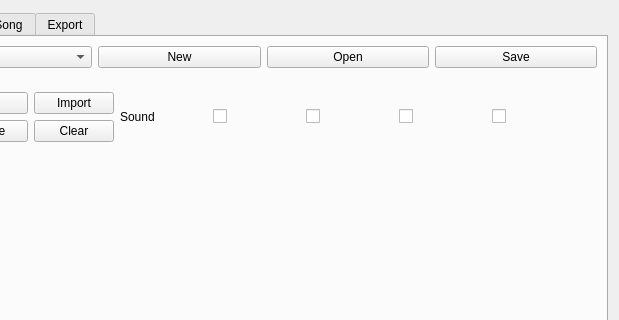
Above: ui/barwindow.ui from BdxMimo/project-bar before the change; both pictures show x 92 to 711 and y 0 to 320 of the 711 by 485 pixel window. Below: the same form after it.
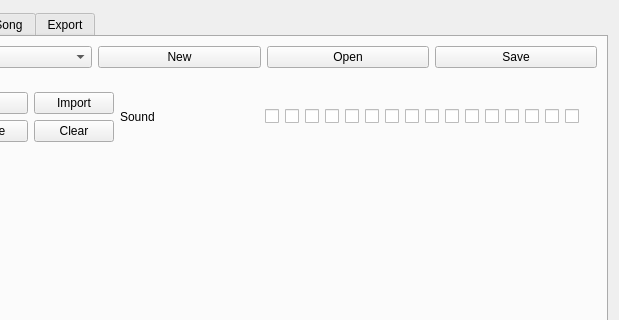
That is the form after the change.

Commit message: Sound Bar updated

```diff
--- a/ui/barwindow.ui
+++ b/ui/barwindow.ui
@@ -110,13 +110,181 @@
              </item>
              <item>
               <widget class="QLabel" name="label">
+               <property name="sizePolicy">
+                <sizepolicy hsizetype="MinimumExpanding" vsizetype="Preferred">
+                 <horstretch>0</horstretch>
+                 <verstretch>0</verstretch>
+                </sizepolicy>
+               </property>
                <property name="text">
                 <string>Sound</string>
                </property>
               </widget>
              </item>
+             <item>
+              <widget class="QCheckBox" name="checkBox_9">
+               <property name="sizePolicy">
+                <sizepolicy hsizetype="Fixed" vsizetype="Fixed">
+                 <horstretch>0</horstretch>
+                 <verstretch>0</verstretch>
+                </sizepolicy>
+               </property>
+               <property name="text">
+                <string/>
+               </property>
+              </widget>
+             </item>
+             <item>
+              <widget class="QCheckBox" name="checkBox_10">
+               <property name="sizePolicy">
+                <sizepolicy hsizetype="Fixed" vsizetype="Fixed">
+                 <horstretch>0</horstretch>
+                 <verstretch>0</verstretch>
+                </sizepolicy>
+               </property>
+               <property name="text">
+                <string/>
+               </property>
+              </widget>
+             </item>
+             <item>
+              <widget class="QCheckBox" name="checkBox_20">
+               <property name="sizePolicy">
+                <sizepolicy hsizetype="Fixed" vsizetype="Fixed">
+                 <horstretch>0</horstretch>
+                 <verstretch>0</verstretch>
+                </sizepolicy>
+               </property>
+               <property name="text">
+                <string/>
+               </property>
+              </widget>
+             </item>
+             <item>
+              <widget class="QCheckBox" name="checkBox_19">
+               <property name="sizePolicy">
+                <sizepolicy hsizetype="Fixed" vsizetype="Fixed">
+                 <horstretch>0</horstretch>
+                 <verstretch>0</verstretch>
+                </sizepolicy>
+               </property>
+               <property name="text">
+                <string/>
+               </property>
+              </widget>
+             </item>
+             <item>
+              <widget class="QCheckBox" name="checkBox_18">
+               <property name="sizePolicy">
+                <sizepolicy hsizetype="Fixed" vsizetype="Fixed">
+                 <horstretch>0</horstretch>
+                 <verstretch>0</verstretch>
+                </sizepolicy>
+               </property>
+               <property name="text">
+                <string/>
+               </property>
+              </widget>
+             </item>
+             <item>
+              <widget class="QCheckBox" name="checkBox_17">
+               <property name="sizePolicy">
+                <sizepolicy hsizetype="Fixed" vsizetype="Fixed">
+                 <horstretch>0</horstretch>
+                 <verstretch>0</verstretch>
+                </sizepolicy>
+               </property>
+               <property name="text">
+                <string/>
+               </property>
+              </widget>
+             </item>
+             <item>
+              <widget class="QCheckBox" name="checkBox_16">
+               <property name="sizePolicy">
+                <sizepolicy hsizetype="Fixed" vsizetype="Fixed">
+                 <horstretch>0</horstretch>
+                 <verstretch>0</verstretch>
+                </sizepolicy>
+               </property>
+               <property name="text">
+                <string/>
+               </property>
+              </widget>
+             </item>
+             <item>
+              <widget class="QCheckBox" name="checkBox_15">
+               <property name="sizePolicy">
+                <sizepolicy hsizetype="Fixed" vsizetype="Fixed">
+                 <horstretch>0</horstretch>
+                 <verstretch>0</verstretch>
+                </sizepolicy>
+               </property>
+               <property name="text">
+                <string/>
+               </property>
+              </widget>
+             </item>
+             <item>
+              <widget class="QCheckBox" name="checkBox_14">
+               <property name="sizePolicy">
+                <sizepolicy hsizetype="Fixed" vsizetype="Fixed">
+                 <horstretch>0</horstretch>
+                 <verstretch>0</verstretch>
+                </sizepolicy>
+               </property>
+               <property name="text">
+                <string/>
+               </property>
+              </widget>
+             </item>
+             <item>
+              <widget class="QCheckBox" name="checkBox_13">
+               <property name="sizePolicy">
+                <sizepolicy hsizetype="Fixed" vsizetype="Fixed">
+                 <horstretch>0</horstretch>
+                 <verstretch>0</verstretch>
+                </sizepolicy>
+               </property>
+               <property name="text">
+                <string/>
+               </property>
+              </widget>
+             </item>
+             <item>
+              <widget class="QCheckBox" name="checkBox_12">
+               <property name="sizePolicy">
+                <sizepolicy hsizetype="Fixed" vsizetype="Fixed">
+                 <horstretch>0</horstretch>
+                 <verstretch>0</verstretch>
+                </sizepolicy>
+               </property>
+               <property name="text">
+                <string/>
+               </property>
+              </widget>
+             </item>
+             <item>
+              <widget class="QCheckBox" name="checkBox_11">
+               <property name="sizePolicy">
+                <sizepolicy hsizetype="Fixed" vsizetype="Fixed">
+                 <horstretch>0</horstretch>
+                 <verstretch>0</verstretch>
+                </sizepolicy>
+               </property>
+               <property name="text">
+                <string/>
+               </property>
+              </widget>
+             </item>
              <item>
               <widget class="QCheckBox" name="checkBox">
+               <property name="sizePolicy">
+                <sizepolicy hsizetype="Fixed" vsizetype="Fixed">
+                 <horstretch>0</horstretch>
+                 <verstretch>0</verstretch>
+                </sizepolicy>
+               </property>
                <property name="text">
                 <string/>
                </property>
@@ -124,6 +292,12 @@
              </item>
              <item>
               <widget class="QCheckBox" name="checkBox_2">
+               <property name="sizePolicy">
+                <sizepolicy hsizetype="Fixed" vsizetype="Fixed">
+                 <horstretch>0</horstretch>
+                 <verstretch>0</verstretch>
+                </sizepolicy>
+               </property>
                <property name="text">
                 <string/>
                </property>
@@ -131,13 +305,31 @@
              </item>
              <item>
               <widget class="QCheckBox" name="checkBox_3">
+               <property name="sizePolicy">
+                <sizepolicy hsizetype="Fixed" vsizetype="Fixed">
+                 <horstretch>0</horstretch>
+                 <verstretch>0</verstretch>
+                </sizepolicy>
+               </property>
                <property name="text">
                 <string/>
                </property>
+               <property name="iconSize">
+                <size>
+                 <width>16</width>
+                 <height>50</height>
+                </size>
+               </property>
               </widget>
              </item>
              <item>
               <widget class="QCheckBox" name="checkBox_4">
+               <property name="sizePolicy">
+                <sizepolicy hsizetype="Fixed" vsizetype="Fixed">
+                 <horstretch>0</horstretch>
+                 <verstretch>0</verstretch>
+                </sizepolicy>
+               </property>
                <property name="text">
                 <string/>
                </property>
```
